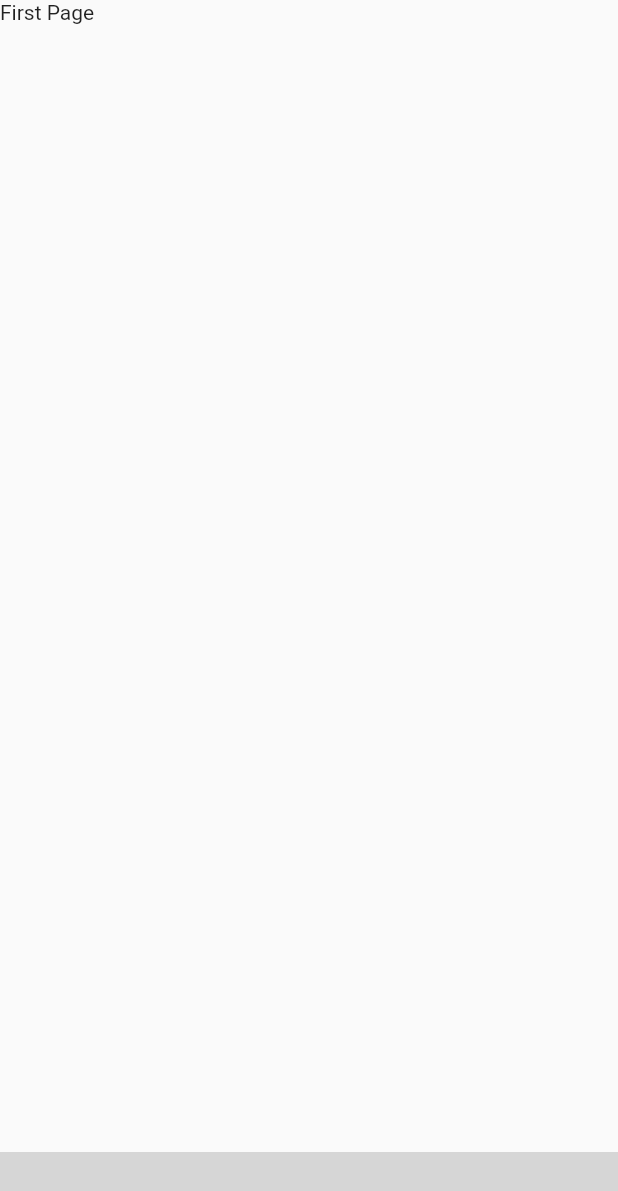
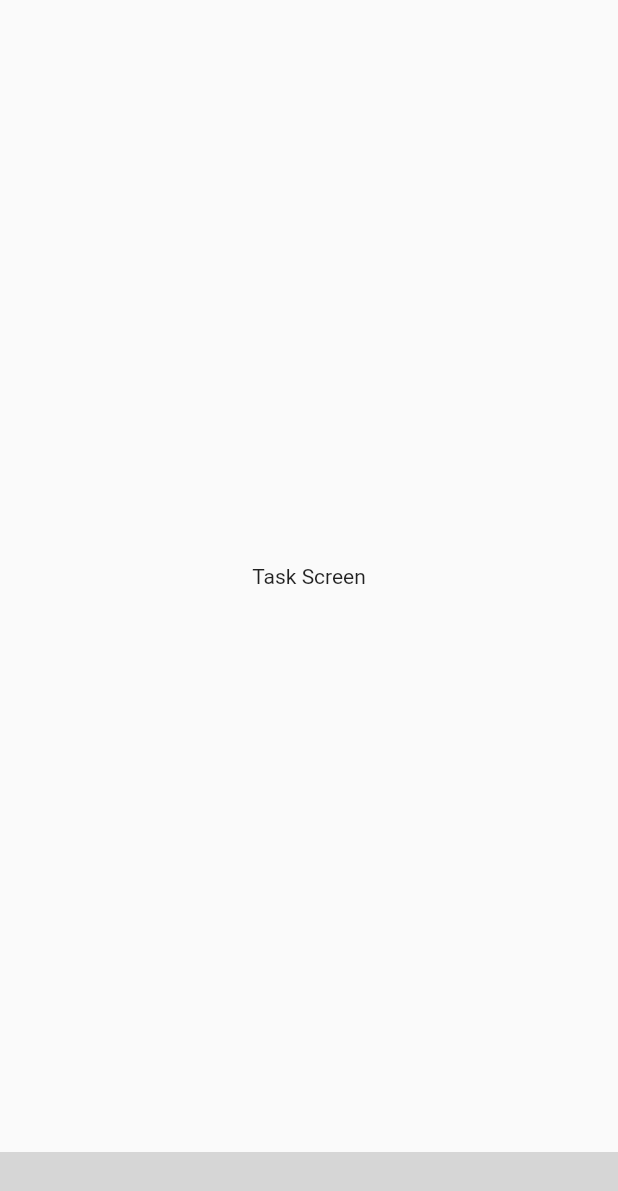
Before and after one commit to anhduong1611/02_cdio_todolist, a Flutter app: the screen it shows after launch, on a phone screen of 412 x 824 dp. Shown: the top 1191 px of the screen. Run offline on Flutter 3.47's test engine with Material 2 defaults, Android fonts, the light colour scheme and no system bars; missing offline and left inert: molten_navigationbar_flutter; grey boxes are pictures that could not be loaded.

Commit message:
Create Class and bottomnavigation

```diff
--- a/lib/Task.dart
+++ b/lib/Task.dart
@@ -0,0 +1,17 @@
+import 'package:flutter/cupertino.dart';
+
+class MTask extends StatefulWidget {
+  const MTask({Key? key}) : super(key: key);
+
+  @override
+  State<MTask> createState() => _MTaskState();
+}
+
+class _MTaskState extends State<MTask> {
+  @override
+  Widget build(BuildContext context) {
+    return Container(
+      child: Center(child: Text("Task Screen")),
+    );
+  }
+}
--- a/lib/main.dart
+++ b/lib/main.dart
@@ -1,3 +1,6 @@
+import 'package:cdio/Calendar.dart';
+import 'package:cdio/Settings.dart';
+import 'package:cdio/Task.dart';
 import 'package:flutter/material.dart';
 
 import 'package:molten_navigationbar_flutter/molten_navigationbar_flutter.dart';
@@ -19,15 +22,17 @@ class MyApp extends StatefulWidget {
 class _MyAppState extends State<MyApp> {
   int _selectedIndex = 0;
   static const List<Widget> _widgetOptions = <Widget>[
-    Text("First Page"),
-    Text("Second Page"),
-    Text("Third Page"),
+    MTask(),
+    MCalendar(),
+    MSettings(),
   ];
   @override
   Widget build(BuildContext context) {
     return Scaffold(
-      body: SingleChildScrollView(
-        child: _widgetOptions.elementAt(_selectedIndex),
+      body: Center(
+        child: SingleChildScrollView(
+          child: _widgetOptions.elementAt(_selectedIndex),
+        ),
       ),
       bottomNavigationBar: MoltenBottomNavigationBar(
         selectedIndex: _selectedIndex,
```
Also changed, not shown: lib/Calendar.dart (+17 -0 lines), lib/Settings.dart (+18 -0 lines).
